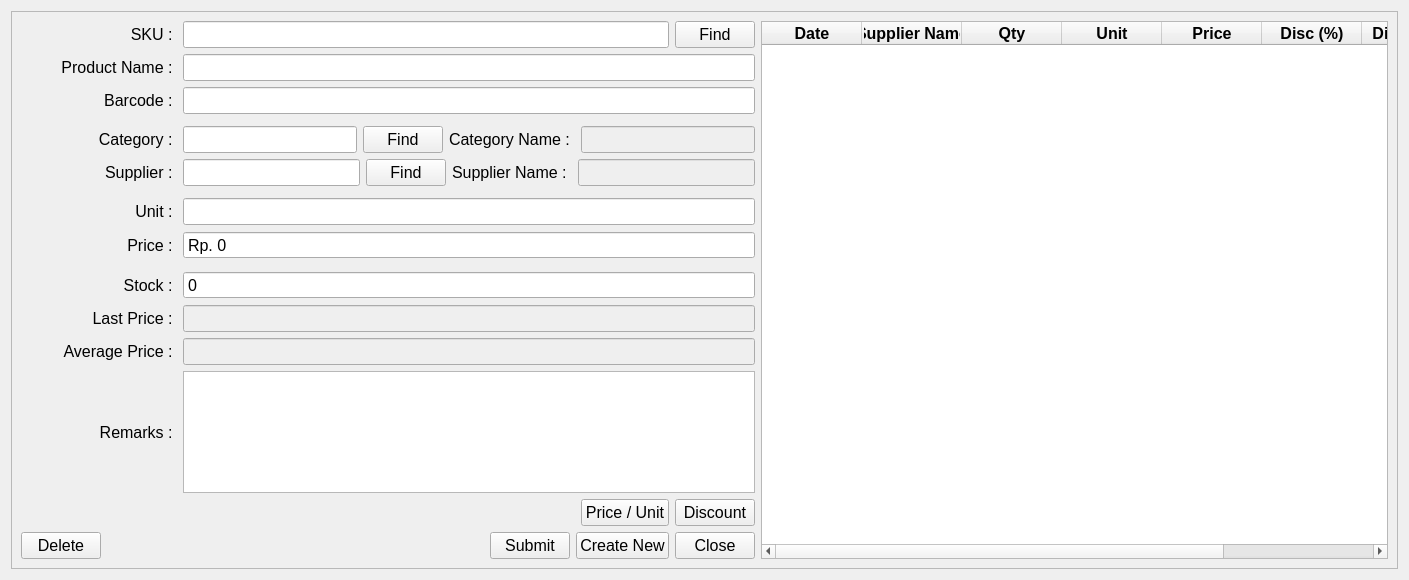
Qt form ui/master_stock.ui (michael-halim/pos) before a commit.
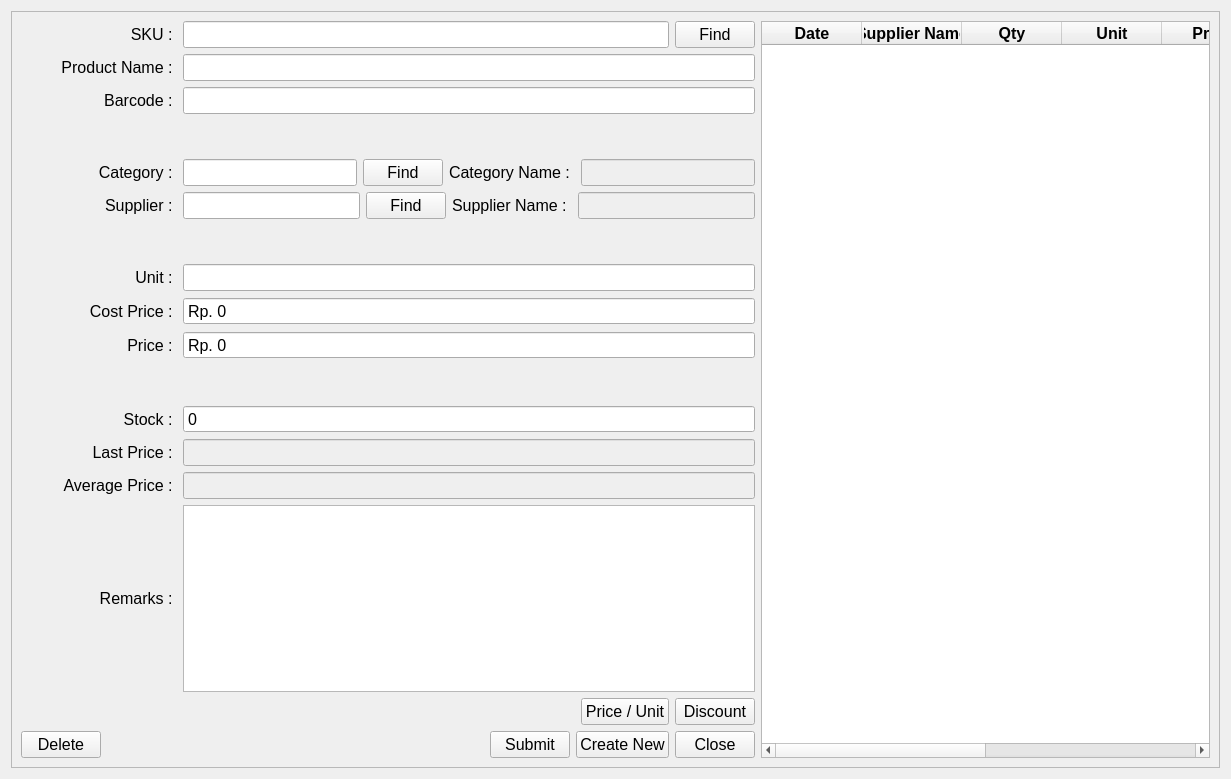
The same form after that commit.

```diff
--- a/ui/master_stock.ui
+++ b/ui/master_stock.ui
@@ -6,8 +6,8 @@
    <rect>
     <x>0</x>
     <y>0</y>
-    <width>1409</width>
-    <height>580</height>
+    <width>1231</width>
+    <height>779</height>
    </rect>
   </property>
   <property name="windowTitle">
@@ -24,14 +24,9 @@
      </property>
      <layout class="QGridLayout" name="gridLayout">
       <item row="0" column="0">
-       <layout class="QHBoxLayout" name="horizontalLayout_14">
-        <item>
-         <layout class="QVBoxLayout" name="verticalLayout_3">
+       <layout class="QHBoxLayout" name="horizontalLayout_15">
           <item>
            <layout class="QVBoxLayout" name="verticalLayout_2">
-            <property name="sizeConstraint">
-             <enum>QLayout::SetMinimumSize</enum>
-            </property>
             <item>
              <layout class="QFormLayout" name="formLayout">
               <property name="sizeConstraint">
@@ -299,7 +294,7 @@
                 </item>
                </layout>
               </item>
-              <item row="8" column="1">
+            <item row="9" column="1">
                <layout class="QHBoxLayout" name="horizontalLayout_8">
                 <item>
                  <widget class="QLabel" name="price_master_stock_label">
@@ -348,20 +343,20 @@
                 </item>
                </layout>
               </item>
-              <item row="9" column="1">
-               <spacer name="verticalSpacer_2">
-                <property name="orientation">
-                 <enum>Qt::Vertical</enum>
-                </property>
-                <property name="sizeHint" stdset="0">
-                 <size>
-                  <width>728</width>
-                  <height>38</height>
-                 </size>
-                </property>
-               </spacer>
-              </item>
               <item row="10" column="1">
+             <spacer name="verticalSpacer_2">
+              <property name="orientation">
+               <enum>Qt::Vertical</enum>
+              </property>
+              <property name="sizeHint" stdset="0">
+               <size>
+                <width>728</width>
+                <height>38</height>
+               </size>
+              </property>
+             </spacer>
+            </item>
+            <item row="11" column="1">
                <layout class="QHBoxLayout" name="horizontalLayout_9">
                 <item>
                  <widget class="QLabel" name="stock_master_stock_label">
@@ -407,7 +402,7 @@
                 </item>
                </layout>
               </item>
-              <item row="11" column="1">
+            <item row="12" column="1">
                <layout class="QHBoxLayout" name="horizontalLayout_10">
                 <item>
                  <widget class="QLabel" name="last_price_master_stock_label">
@@ -444,7 +439,7 @@
                 </item>
                </layout>
               </item>
-              <item row="12" column="1">
+            <item row="13" column="1">
                <layout class="QHBoxLayout" name="horizontalLayout_11">
                 <item>
                  <widget class="QLabel" name="average_price_master_stock_label">
@@ -481,7 +476,7 @@
                 </item>
                </layout>
               </item>
-              <item row="13" column="1">
+            <item row="14" column="1">
                <layout class="QHBoxLayout" name="horizontalLayout_4">
                 <item>
                  <widget class="QLabel" name="remarks_master_stock_label">
@@ -584,6 +579,53 @@
                  </widget>
                 </item>
                </layout>
+            </item>
+            <item row="8" column="1">
+             <layout class="QHBoxLayout" name="horizontalLayout_14">
+              <item>
+               <widget class="QLabel" name="cost_price_master_stock_label">
+                <property name="minimumSize">
+                 <size>
+                  <width>150</width>
+                  <height>0</height>
+                 </size>
+                </property>
+                <property name="font">
+                 <font>
+                  <pointsize>12</pointsize>
+                 </font>
+                </property>
+                <property name="text">
+                 <string>Cost Price : </string>
+                </property>
+                <property name="alignment">
+                 <set>Qt::AlignRight|Qt::AlignTrailing|Qt::AlignVCenter</set>
+                </property>
+               </widget>
+              </item>
+              <item>
+               <widget class="QSpinBox" name="cost_price_master_stock_input">
+                <property name="sizePolicy">
+                 <sizepolicy hsizetype="Expanding" vsizetype="Fixed">
+                  <horstretch>0</horstretch>
+                  <verstretch>0</verstretch>
+                 </sizepolicy>
+                </property>
+                <property name="font">
+                 <font>
+                  <pointsize>12</pointsize>
+                 </font>
+                </property>
+                <property name="buttonSymbols">
+                 <enum>QAbstractSpinBox::NoButtons</enum>
+                </property>
+                <property name="prefix">
+                 <string>Rp. </string>
+                </property>
+                <property name="maximum">
+                 <number>999999999</number>
+                </property>
+               </widget>
               </item>
              </layout>
             </item>
```
Lines whose indentation alone changed are shown as unchanged.
